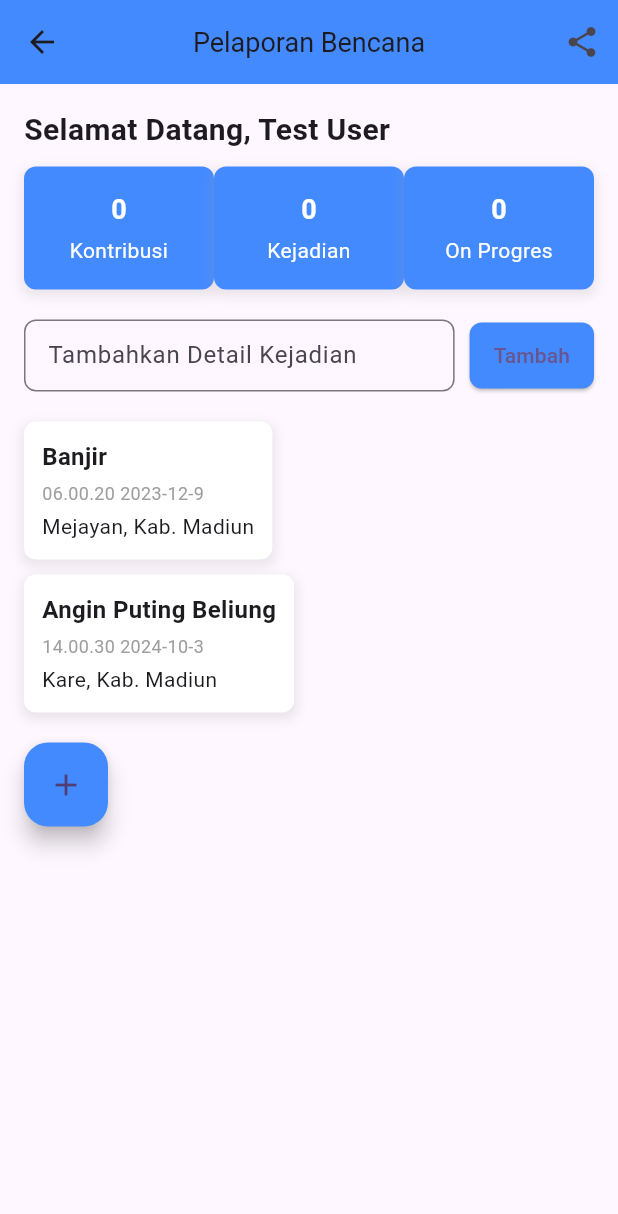
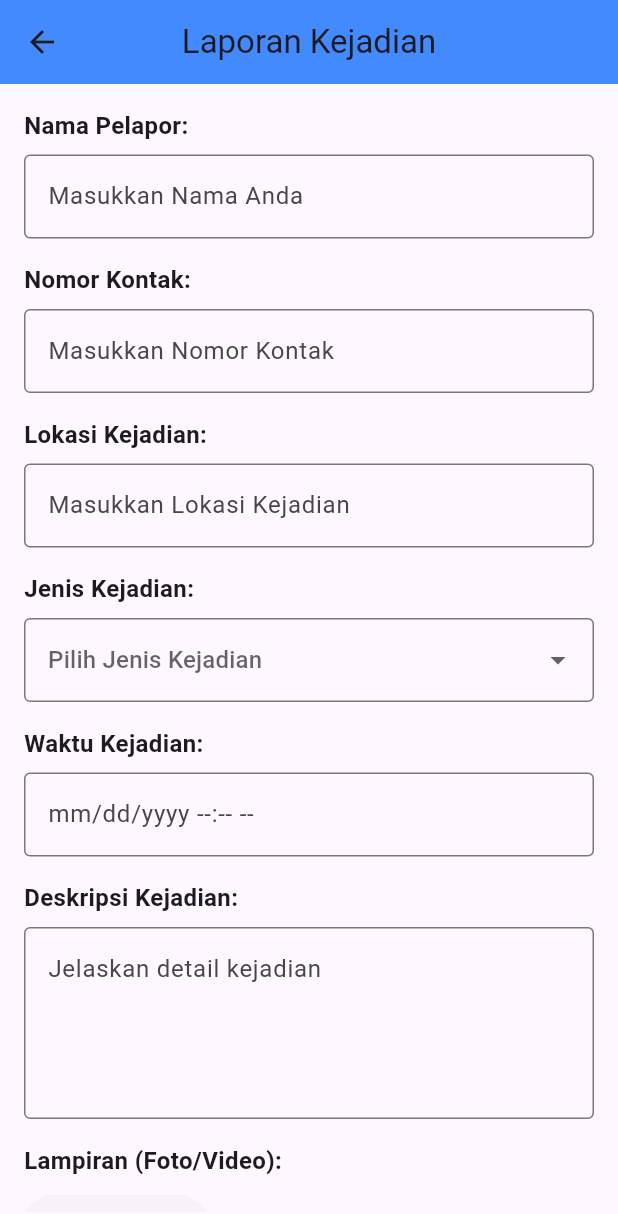
Before and after one commit to Zegardwg/siagaiklimmobile, a Flutter app: the PelaporanBencanaScreen screen opened by its route, on a phone screen of 412 x 824 dp. Shown: the top 1214 px of the screen. Run offline on Flutter 3.47's test engine with Material 3 defaults, Android fonts, the phone set to English and light mode, and no system bars.

Commit message:
update fix

```diff
--- a/lib/pelaporanbencana.dart
+++ b/lib/pelaporanbencana.dart
@@ -7,82 +7,103 @@ class PelaporanBencanaScreen extends StatelessWidget {
   Widget build(BuildContext context) {
     return Scaffold(
       appBar: AppBar(
-        title: const Text('Pelaporan Bencana', style: TextStyle(fontSize: 18)),
+        title: const Text('Laporan Kejadian'),
         centerTitle: true,
         backgroundColor: Colors.blueAccent,
-        elevation: 0,
-        actions: [
-          IconButton(
-            icon: const Icon(Icons.share),
-            onPressed: () {
-              // Handle share action
-            },
       ),
-        ],
-      ),
-      body: SingleChildScrollView(
-        child: Padding(
+      body: Padding(
         padding: const EdgeInsets.all(16.0),
+        child: SingleChildScrollView(
           child: Column(
             crossAxisAlignment: CrossAxisAlignment.start,
             children: [
               const Text(
-                'Selamat Datang, Test User',
-                style: TextStyle(
-                  fontSize: 20,
-                  fontWeight: FontWeight.bold,
+                'Nama Pelapor:',
+                style: TextStyle(fontSize: 16, fontWeight: FontWeight.bold),
+              ),
+              const SizedBox(height: 8),
+              TextFormField(
+                decoration: const InputDecoration(
+                  hintText: 'Masukkan Nama Anda',
+                  border: OutlineInputBorder(),
                 ),
               ),
-              const SizedBox(height: 10),
-              Row(
-                mainAxisAlignment: MainAxisAlignment.spaceBetween,
-                children: [
-                  _buildStatCard('Kontribusi', '0'),
-                  _buildStatCard('Kejadian', '0'),
-                  _buildStatCard('On Progres', '0'),
-                ],
+              const SizedBox(height: 16),
+              const Text(
+                'Nomor Kontak:',
+                style: TextStyle(fontSize: 16, fontWeight: FontWeight.bold),
               ),
-              const SizedBox(height: 20),
-              Row(
-                children: [
-                  Expanded(
-                    child: TextField(
-                      decoration: InputDecoration(
-                        hintText: 'Tambahkan Detail Kejadian',
-                        border: OutlineInputBorder(
-                          borderRadius: BorderRadius.circular(8),
-                        ),
-                        contentPadding: const EdgeInsets.symmetric(horizontal: 12),
+              const SizedBox(height: 8),
+              TextFormField(
+                decoration: const InputDecoration(
+                  hintText: 'Masukkan Nomor Kontak',
+                  border: OutlineInputBorder(),
                 ),
               ),
+              const SizedBox(height: 16),
+              const Text(
+                'Lokasi Kejadian:',
+                style: TextStyle(fontSize: 16, fontWeight: FontWeight.bold),
               ),
-                  const SizedBox(width: 10),
-                  ElevatedButton(
-                    onPressed: () {
-                      // Add event action
-                    },
-                    style: ElevatedButton.styleFrom(
-                      backgroundColor: Colors.blueAccent,
-                      padding: const EdgeInsets.symmetric(horizontal: 16, vertical: 12),
-                      shape: RoundedRectangleBorder(
-                        borderRadius: BorderRadius.circular(8),
+              const SizedBox(height: 8),
+              TextFormField(
+                decoration: const InputDecoration(
+                  hintText: 'Masukkan Lokasi Kejadian',
+                  border: OutlineInputBorder(),
                 ),
               ),
-                    child: const Text('Tambah'),
+              const SizedBox(height: 16),
+              const Text(
+                'Jenis Kejadian:',
+                style: TextStyle(fontSize: 16, fontWeight: FontWeight.bold),
               ),
+              const SizedBox(height: 8),
+              DropdownButtonFormField<String>(
+                decoration: const InputDecoration(
+                  border: OutlineInputBorder(),
+                ),
+                items: const [
+                  DropdownMenuItem(value: 'Kebakaran', child: Text('Kebakaran')),
+                  DropdownMenuItem(value: 'Banjir', child: Text('Banjir')),
+                  DropdownMenuItem(value: 'Kecelakaan', child: Text('Kecelakaan')),
                 ],
+                onChanged: (value) {},
+                hint: const Text('Pilih Jenis Kejadian'),
               ),
-              const SizedBox(height: 20),
-              _buildEventCard('Banjir', '06.00.20 2023-12-9', 'Mejayan, Kab. Madiun'),
-              const SizedBox(height: 10),
-              _buildEventCard('Angin Puting Beliung', '14.00.30 2024-10-3', 'Kare, Kab. Madiun'),
-              const SizedBox(height: 20),
-              FloatingActionButton(
-                onPressed: () {
-                  // Add new report action
-                },
-                backgroundColor: Colors.blueAccent,
-                child: const Icon(Icons.add),
+              const SizedBox(height: 16),
+              const Text(
+                'Waktu Kejadian:',
+                style: TextStyle(fontSize: 16, fontWeight: FontWeight.bold),
+              ),
+              const SizedBox(height: 8),
+              TextFormField(
+                decoration: const InputDecoration(
+                  hintText: 'mm/dd/yyyy --:-- --',
+                  border: OutlineInputBorder(),
+                ),
+              ),
+              const SizedBox(height: 16),
+              const Text(
+                'Deskripsi Kejadian:',
+                style: TextStyle(fontSize: 16, fontWeight: FontWeight.bold),
+              ),
+              const SizedBox(height: 8),
+              TextFormField(
+                maxLines: 4,
+                decoration: const InputDecoration(
+                  hintText: 'Jelaskan detail kejadian',
+                  border: OutlineInputBorder(),
+                ),
+              ),
+              const SizedBox(height: 16),
+              const Text(
+                'Lampiran (Foto/Video):',
+                style: TextStyle(fontSize: 16, fontWeight: FontWeight.bold),
+              ),
+              const SizedBox(height: 8),
+              ElevatedButton(
+                onPressed: () {},
+                child: const Text('Choose File'),
               ),
             ],
           ),
@@ -90,91 +111,8 @@ class PelaporanBencanaScreen extends StatelessWidget {
       ),
     );
   }
-
-  Widget _buildStatCard(String title, String value) {
-    return Expanded(
-      child: Container(
-        padding: const EdgeInsets.all(16),
-        decoration: BoxDecoration(
-          color: Colors.blueAccent,
-          borderRadius: BorderRadius.circular(8),
-          boxShadow: [
-            BoxShadow(
-              color: Colors.grey.withOpacity(0.2),
-              spreadRadius: 2,
-              blurRadius: 5,
-              offset: const Offset(0, 3),
-            ),
-          ],
-        ),
-        child: Column(
-          crossAxisAlignment: CrossAxisAlignment.center,
-          children: [
-            Text(
-              value,
-              style: const TextStyle(
-                fontSize: 18,
-                fontWeight: FontWeight.bold,
-                color: Colors.white,
-              ),
-            ),
-            const SizedBox(height: 4),
-            Text(
-              title,
-              style: const TextStyle(
-                fontSize: 14,
-                color: Colors.white,
-              ),
-              textAlign: TextAlign.center,
-            ),
-          ],
-        ),
-      ),
-    );
 }
 
-  Widget _buildEventCard(String title, String time, String location) {
-    return Container(
-      padding: const EdgeInsets.all(12),
-      decoration: BoxDecoration(
-        color: Colors.white,
-        borderRadius: BorderRadius.circular(8),
-        boxShadow: [
-          BoxShadow(
-            color: Colors.grey.withOpacity(0.2),
-            spreadRadius: 2,
-            blurRadius: 5,
-            offset: const Offset(0, 3),
-          ),
-        ],
-      ),
-      child: Column(
-        crossAxisAlignment: CrossAxisAlignment.start,
-        children: [
-          Text(
-            title,
-            style: const TextStyle(
-              fontSize: 16,
-              fontWeight: FontWeight.bold,
-            ),
-          ),
-          const SizedBox(height: 4),
-          Text(
-            time,
-            style: const TextStyle(
-              fontSize: 12,
-              color: Colors.grey,
-            ),
-          ),
-          const SizedBox(height: 4),
-          Text(
-            location,
-            style: const TextStyle(
-              fontSize: 14,
-            ),
-          ),
-        ],
-      ),
-    );
-  }
-}
+void main() => runApp(const MaterialApp(
+      home: PelaporanBencanaScreen(),
+    ));
--- a/lib/petacuaca.dart
+++ b/lib/petacuaca.dart
@@ -43,7 +43,7 @@ class PetaCuacaScreen extends StatelessWidget {
                     decoration: BoxDecoration(
                       borderRadius: BorderRadius.circular(12),
                       image: const DecorationImage(
-                        image: AssetImage('assets/images/weather_map.png'), // Replace with actual image path
+                        image: AssetImage('web/assets/peta.png'), // Replace with actual image path
                         fit: BoxFit.cover,
                       ),
                     ),
--- a/pubspec.yaml
+++ b/pubspec.yaml
@@ -66,6 +66,7 @@ flutter:
     - web/assets/peta.png
     - web/assets/peringatan.png
     - web/assets/bumi.png
+    - web/assets/peta.png
 
 
   # An image asset can refer to one or more resolution-specific "variants", see
```
Also changed, not shown: lib/home.dart (+57 -1 lines), lib/user.dart (+33 -127 lines), 1 other file. Lines whose indentation alone changed are shown as unchanged.
